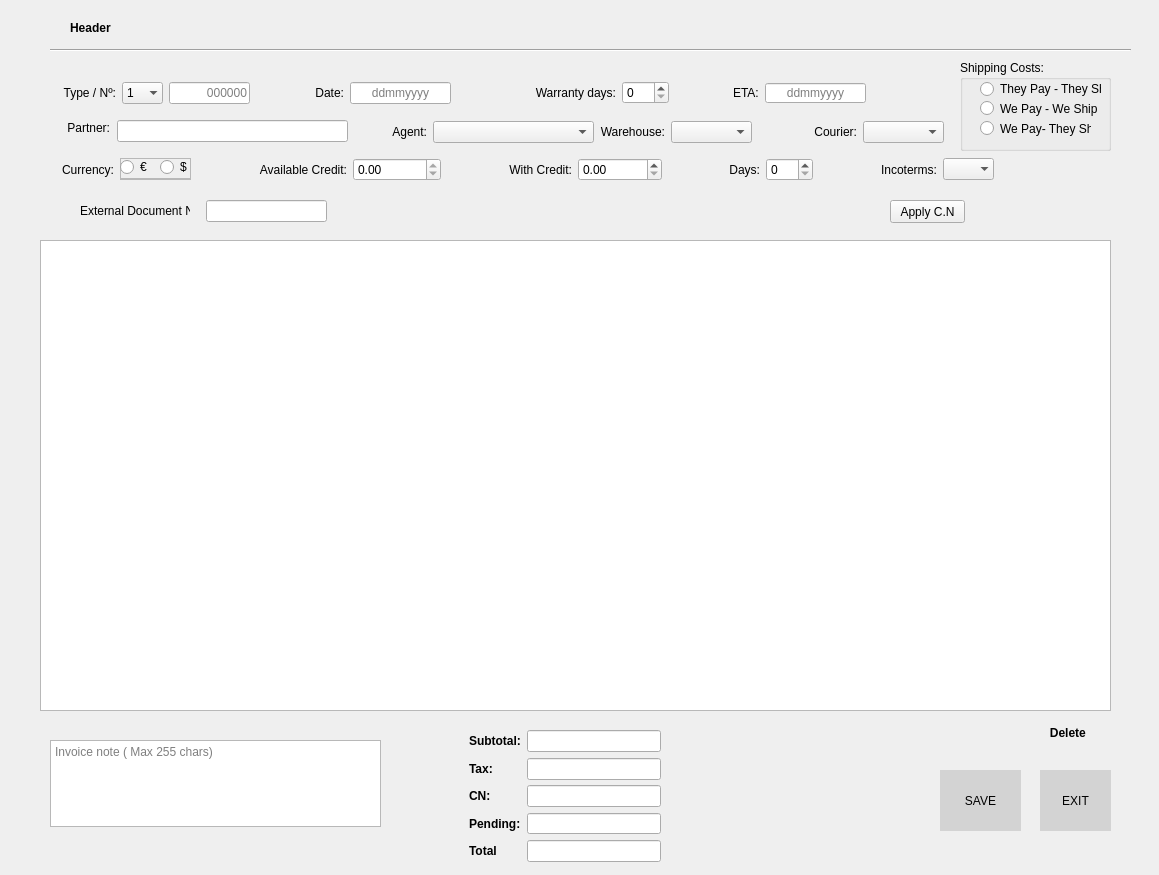
This is uis/invoice_form.ui in andrei219/euromedia as Qt 5 draws it before an edit. The edited form follows.
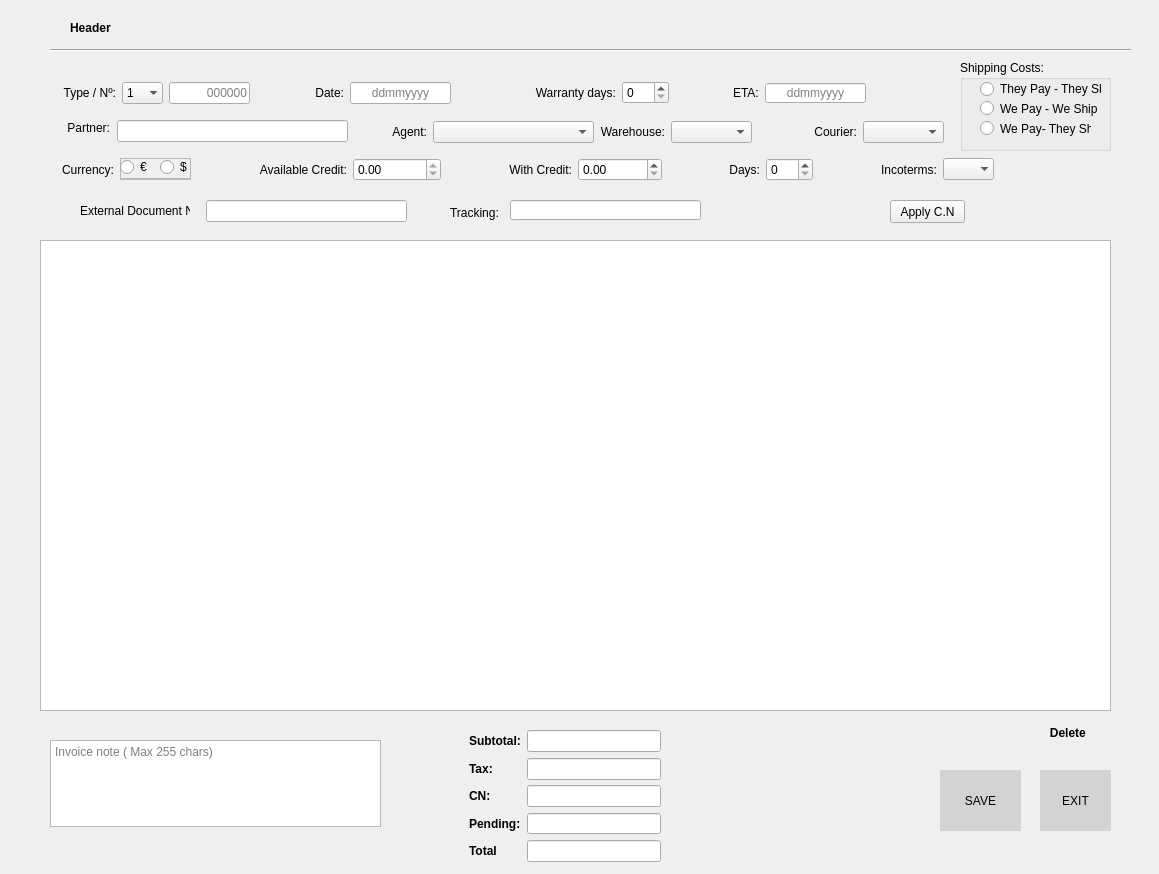
This is the edited form. Icons and pictures are not drawn. Custom widgets are drawn as their Qt base class.

```diff
--- a/uis/invoice_form.ui
+++ b/uis/invoice_form.ui
@@ -10,7 +10,7 @@
     <x>0</x>
     <y>0</y>
     <width>1159</width>
-    <height>875</height>
+    <height>874</height>
    </rect>
   </property>
   <property name="windowTitle">
@@ -863,24 +863,8 @@
   <widget class="QLabel" name="quantity">
    <property name="geometry">
     <rect>
-     <x>760</x>
-     <y>720</y>
-     <width>221</width>
-     <height>20</height>
-    </rect>
-   </property>
-   <property name="styleSheet">
-    <string notr="true">font:bold; </string>
-   </property>
-   <property name="text">
-    <string/>
-   </property>
-  </widget>
-  <widget class="QLabel" name="selected_quantity">
-   <property name="geometry">
-    <rect>
-     <x>320</x>
-     <y>720</y>
+     <x>690</x>
+     <y>730</y>
      <width>221</width>
      <height>20</height>
     </rect>
@@ -910,21 +894,12 @@
     <rect>
      <x>206</x>
      <y>200</y>
-     <width>121</width>
+     <width>201</width>
      <height>22</height>
     </rect>
    </property>
-   <property name="minimumSize">
-    <size>
-     <width>121</width>
-     <height>22</height>
-    </size>
-   </property>
-   <property name="maximumSize">
-    <size>
-     <width>121</width>
-     <height>22</height>
-    </size>
+   <property name="readOnly">
+    <bool>true</bool>
    </property>
   </widget>
   <widget class="QPushButton" name="apply_cn">
@@ -1079,6 +1054,29 @@
     </item>
    </layout>
   </widget>
+  <widget class="QLabel" name="label_7">
+   <property name="geometry">
+    <rect>
+     <x>450</x>
+     <y>202</y>
+     <width>61</width>
+     <height>21</height>
+    </rect>
+   </property>
+   <property name="text">
+    <string>Tracking:</string>
+   </property>
+  </widget>
+  <widget class="QLineEdit" name="tracking">
+   <property name="geometry">
+    <rect>
+     <x>510</x>
+     <y>200</y>
+     <width>191</width>
+     <height>20</height>
+    </rect>
+   </property>
+  </widget>
  </widget>
  <customwidgets>
   <customwidget>
```
